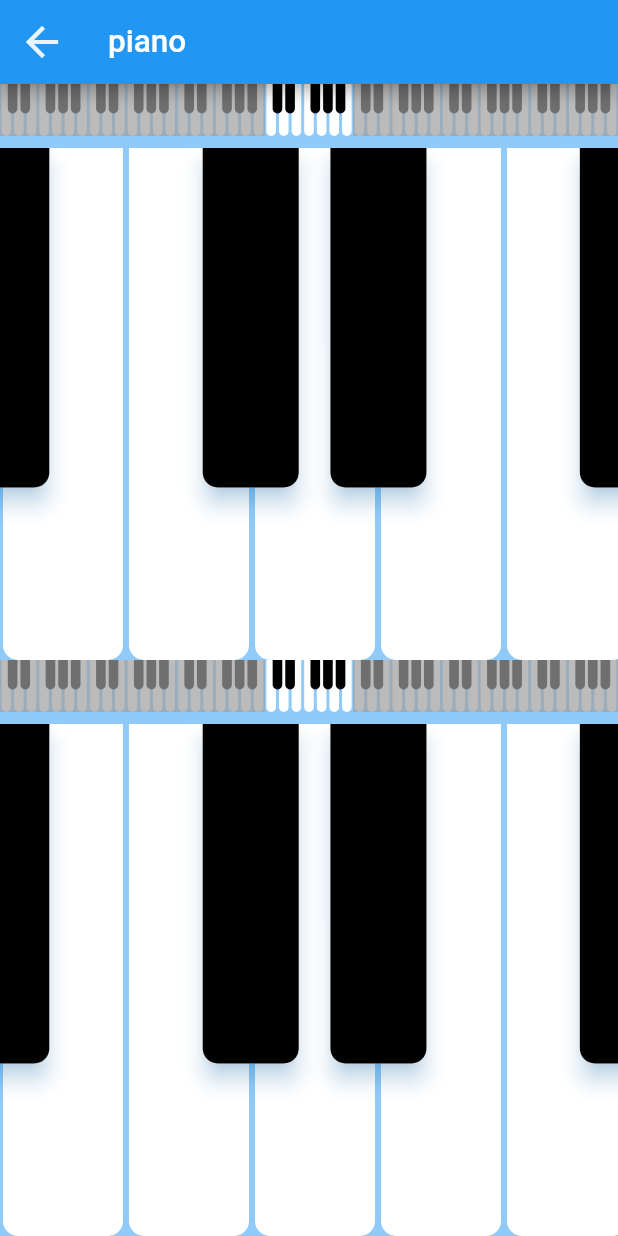
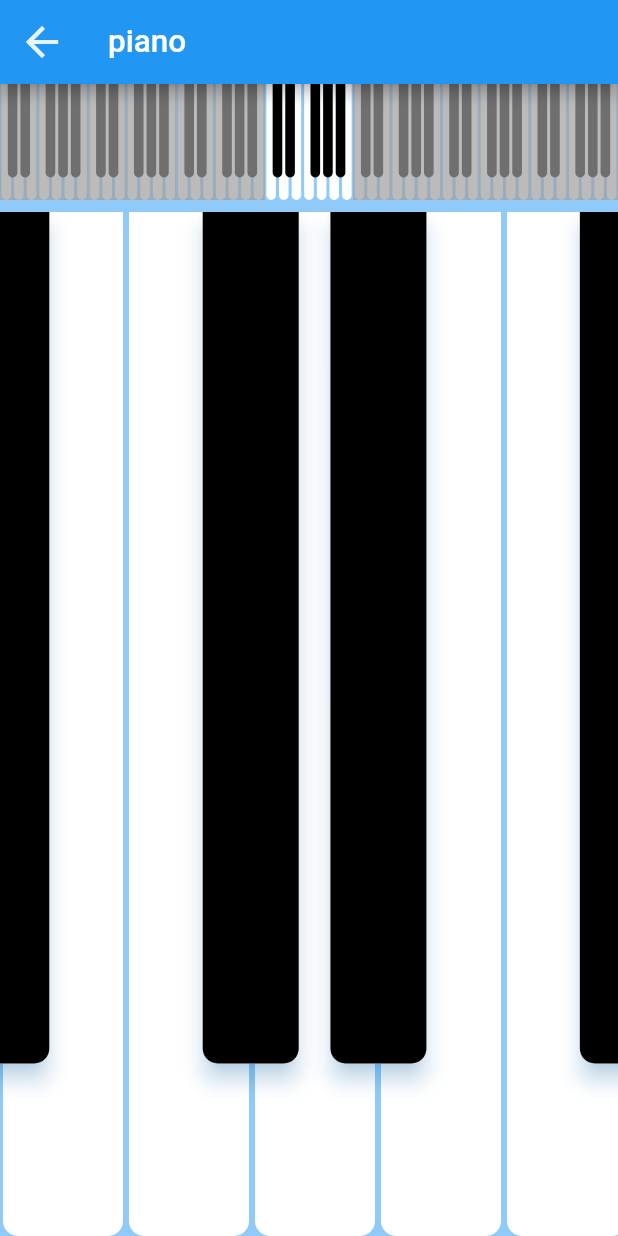
Before and after one commit to ifredom/flutter-template-perfect, a Flutter app: the ThirdScreen screen opened directly, on a phone screen of 412 x 824 dp. Run offline on Flutter 3.47's test engine with Material 2 defaults, Android fonts, the phone set to English and light mode, and no system bars; our stand-ins replace built_collection, built_value, connectivity, device_info, dio, flare_flutter and 12 more; missing offline and left inert: app_settings, dart:js, feature_discovery, feedback, flutter_midi, tonic; accounts and stored records are empty; project files that could hold a hidden picture were left out.

Commit message:
52白键

```diff
--- a/lib/core/utils/piano/piano_section.dart
+++ b/lib/core/utils/piano/piano_section.dart
@@ -1,10 +1,13 @@
 import 'package:flutter/material.dart';
+import 'package:fluttertemplate/ui/views/home/first_view/title_view.dart';
 
 import '../plugins/midi/midi.dart';
 import 'piano_octave.dart';
 
 const double _kDefaultKeyWidth = 40 + (80 * (0.5));
 const String kDefaultSoundFontPath = 'assets/sounds/Piano.sf2';
+
+typedef OnPointerDown = void Function();
 
 class PianoSection extends StatefulWidget {
   const PianoSection({
@@ -16,12 +19,14 @@ class PianoSection extends StatefulWidget {
     this.feedback = false,
     this.keyWidth = _kDefaultKeyWidth,
     this.soundFontPath = kDefaultSoundFontPath,
+    this.onPointerDown,
   }) : super(key: key);
 
   final ScrollController controller;
   final bool disableScroll, labelsOnlyOctaves, showLabels, feedback;
   final double keyWidth;
   final String soundFontPath;
+  final OnPointerDown? onPointerDown;
 
   @override
   _PianoSectionState createState() => _PianoSectionState();
@@ -52,6 +57,7 @@ class _PianoSectionState extends State<PianoSection> with WidgetsBindingObserver
     final vibrate = canVibrate && widget.feedback;
     return Material(
       color: Theme.of(context).backgroundColor,
+      child: Listener(
         child: Scrollbar(
           child: ListView.builder(
             itemCount: 7,
@@ -69,6 +75,12 @@ class _PianoSectionState extends State<PianoSection> with WidgetsBindingObserver
             },
           ),
         ),
+        onPointerDown: (enter) {
+          if (widget.onPointerDown != null) {
+            widget.onPointerDown!();
+          }
+        },
+      ),
     );
   }
 }
--- a/lib/core/utils/piano/piano_view.dart
+++ b/lib/core/utils/piano/piano_view.dart
@@ -9,6 +9,7 @@ class PianoView extends StatefulWidget {
     this.showLabels = false,
     required this.keyWidth,
     required this.labelsOnlyOctaves,
+    this.thumbnail = true,
     this.disableScroll = false,
     this.feedback,
   });
@@ -17,6 +18,7 @@ class PianoView extends StatefulWidget {
   final bool showLabels;
   final bool labelsOnlyOctaves;
   final bool disableScroll;
+  final bool thumbnail;
   final bool? feedback;
 
   @override
@@ -40,7 +42,23 @@ class _PianoViewState extends State<PianoView> {
     return Flex(
       direction: Axis.vertical,
       children: <Widget>[
+        widget.thumbnail ? thumbnailWidget(context) : SizedBox(),
         Flexible(
+          flex: 8,
+          child: PianoSection(
+            controller: _controller,
+            disableScroll: widget.disableScroll,
+            keyWidth: widget.keyWidth,
+            showLabels: widget.showLabels,
+            labelsOnlyOctaves: widget.labelsOnlyOctaves,
+          ),
+        ),
+      ],
+    );
+  }
+
+  Widget thumbnailWidget(BuildContext context) {
+    return Flexible(
       flex: 1,
       child: Container(
         child: PianoSlider(
@@ -55,17 +73,6 @@ class _PianoViewState extends State<PianoView> {
           },
         ),
       ),
-        ),
-        Flexible(
-          flex: 8,
-          child: PianoSection(
-              controller: _controller,
-              disableScroll: widget.disableScroll,
-              keyWidth: widget.keyWidth,
-              showLabels: widget.showLabels,
-              labelsOnlyOctaves: widget.labelsOnlyOctaves),
-        ),
-      ],
     );
   }
 }
--- a/lib/ui/views/home/third_view/third_view.dart
+++ b/lib/ui/views/home/third_view/third_view.dart
@@ -33,16 +33,17 @@ class _ThirdScreenState extends State<ThirdScreen> {
               showLabels: true,
               labelsOnlyOctaves: false,
               disableScroll: false,
+              thumbnail: true,
             ),
           ),
-          Flexible(
-            child: PianoView(
-              keyWidth: keyWidth,
-              showLabels: false,
-              labelsOnlyOctaves: false,
-              disableScroll: false,
-            ),
-          ),
+          // Flexible(
+          //   child: PianoView(
+          //     keyWidth: keyWidth,
+          //     showLabels: false,
+          //     labelsOnlyOctaves: false,
+          //     disableScroll: false,
+          //   ),
+          // ),
         ],
       );
     }
```
Also changed, not shown: lib/core/utils/piano/piano_octave.dart (+7 -3 lines), lib/core/utils/piano/piano_slider.dart (+75 -2 lines). Lines whose indentation alone changed are shown as unchanged.
